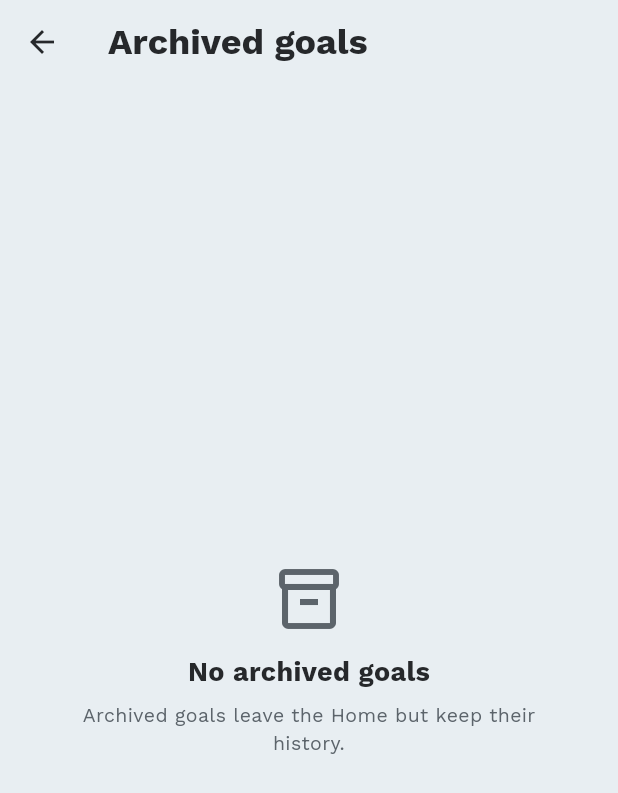
After one commit to AlvaroRumpel/consistency, a Flutter app: the ArchivedGoalsPage screen opened directly, on a phone screen of 412 x 824 dp. The commit adds this screen. Shown: the top 793 px of the screen. Run offline on Flutter 3.47's test engine with Material 3 defaults, Android fonts, the phone set to English and light mode, and no system bars; our stand-ins replace flutter_calendar_carousel, shared_preferences, top_snackbar_flutter; accounts and stored records are empty.

Commit message:
feat: archived goals list with restore

```diff
--- /dev/null
+++ b/lib/configs/date_format.dart
@@ -0,0 +1,3 @@
+/// Shared dd/MM/yyyy formatter — no intl dependency needed for this.
+String formatDayMonthYear(DateTime d) => '${d.day.toString().padLeft(2, '0')}/'
+    '${d.month.toString().padLeft(2, '0')}/${d.year}';
--- /dev/null
+++ b/lib/pages/archived_goals_page.dart
@@ -0,0 +1,110 @@
+import 'package:flutter/material.dart';
+import 'package:provider/provider.dart';
+
+import '../configs/date_format.dart';
+import '../configs/text_styles.dart';
+import '../engine/consistency_engine.dart';
+import '../models/goal.dart';
+import '../state/app_store.dart';
+import '../state/settings_store.dart';
+
+/// Archived goals: card per goal with a Restore button, or an empty state.
+class ArchivedGoalsPage extends StatelessWidget {
+  const ArchivedGoalsPage({super.key});
+
+  @override
+  Widget build(BuildContext context) {
+    final store = context.watch<AppStore>();
+    final settings = context.watch<SettingsStore>();
+    final scheme = Theme.of(context).colorScheme;
+    final archived = [
+      for (final g in store.data.goals)
+        if (g.isArchived) g
+    ];
+    final engine = ConsistencyEngine(
+        data: store.data, threshold: settings.threshold, today: DateTime.now());
+
+    return Scaffold(
+      appBar: AppBar(
+        backgroundColor: scheme.surface,
+        title: Text('Archived goals',
+            style: context.textStyles.boldText.copyWith(fontSize: 24)),
+      ),
+      body: archived.isEmpty
+          ? _empty(context)
+          : ListView.separated(
+              padding: const EdgeInsets.fromLTRB(20, 8, 20, 24),
+              itemCount: archived.length,
+              separatorBuilder: (_, __) => const SizedBox(height: 10),
+              itemBuilder: (_, i) => _card(context, store, engine, archived[i]),
+            ),
+    );
+  }
+
+  Widget _card(BuildContext context, AppStore store, ConsistencyEngine engine,
+      Goal goal) {
+    final scheme = Theme.of(context).colorScheme;
+    return Container(
+      padding: const EdgeInsets.all(16),
+      decoration: BoxDecoration(
+        color: scheme.surfaceContainer,
+        borderRadius: BorderRadius.circular(28),
+      ),
+      child: Row(
+        children: [
+          Expanded(
+            child: Column(
+              crossAxisAlignment: CrossAxisAlignment.start,
+              children: [
+                Text(goal.name,
+                    style: context.textStyles.boldText.copyWith(fontSize: 16)),
+                const SizedBox(height: 4),
+                Text(
+                  'archived on ${formatDayMonthYear(goal.archivedAt!)} · '
+                  'record ${engine.goalBest(goal)} days',
+                  style: context.textStyles.thinText.copyWith(
+                    fontSize: 12,
+                    color: scheme.onSurfaceVariant,
+                  ),
+                ),
+              ],
+            ),
+          ),
+          const SizedBox(width: 12),
+          OutlinedButton(
+            onPressed: () => store.restoreGoal(goal.id),
+            child: const Text('Restore'),
+          ),
+        ],
+      ),
+    );
+  }
+
+  Widget _empty(BuildContext context) {
+    final scheme = Theme.of(context).colorScheme;
+    return Center(
+      child: Padding(
+        padding: const EdgeInsets.symmetric(horizontal: 32),
+        child: Column(
+          mainAxisSize: MainAxisSize.min,
+          children: [
+            Icon(Icons.inventory_2_outlined,
+                size: 48, color: scheme.onSurfaceVariant),
+            const SizedBox(height: 12),
+            Text('No archived goals',
+                style: context.textStyles.boldText.copyWith(fontSize: 18)),
+            const SizedBox(height: 6),
+            Text(
+              'Archived goals leave the Home but keep their history.',
+              textAlign: TextAlign.center,
+              style: context.textStyles.thinText.copyWith(
+                fontSize: 13,
+                color: scheme.onSurfaceVariant,
+              ),
+            ),
+          ],
+        ),
+      ),
+    );
+  }
+}
--- a/lib/pages/goal_detail_page.dart
+++ b/lib/pages/goal_detail_page.dart
@@ -2,6 +2,7 @@ import 'package:flutter/material.dart';
 import 'package:provider/provider.dart';
 
 import '../configs/app_tokens.dart';
+import '../configs/date_format.dart';
 import '../configs/text_styles.dart';
 import '../engine/consistency_engine.dart';
 import '../models/goal.dart';
@@ -11,9 +12,6 @@ import '../widgets/goal_sheet.dart';
 import '../widgets/goal_stats.dart';
 
 String _days(int n) => '$n ${n == 1 ? 'day' : 'days'}';
-
-String _dmy(DateTime d) =>
-    '${d.day.toString().padLeft(2, '0')}/${d.month.toString().padLeft(2, '0')}/${d.year}';
 
 /// One goal: stats, the last 30 days, its type and archive/restore.
 class GoalDetailPage extends StatelessWidget {
@@ -171,7 +169,7 @@ class GoalDetailPage extends StatelessWidget {
           Icon(Icons.archive_outlined,
               size: 18, color: Theme.of(context).colorScheme.onSurfaceVariant),
           const SizedBox(width: 8),
-          Text('Archived on ${_dmy(on)}',
+          Text('Archived on ${formatDayMonthYear(on)}',
               style: context.textStyles.normalText.copyWith(fontSize: 13)),
         ]),
       );
--- a/lib/pages/settings_page.dart
+++ b/lib/pages/settings_page.dart
@@ -10,6 +10,7 @@ import '../state/app_store.dart';
 import '../state/settings_store.dart';
 import '../widgets/error_view.dart';
 import '../widgets/list_tile_custom.dart';
+import 'archived_goals_page.dart';
 
 class SettingsPage extends StatefulWidget {
   const SettingsPage({super.key});
@@ -114,6 +115,14 @@ class _SettingsPageState extends State<SettingsPage> with MessagesMixin {
                             'Change your nickname, ${value is SettingData ? value.nickname : 'User'}',
                       );
                     }),
+                ListTileCustom(
+                  onTap: () => Navigator.of(context).push(
+                    MaterialPageRoute(
+                        builder: (_) => const ArchivedGoalsPage()),
+                  ),
+                  title: 'Archived goals '
+                      '(${context.watch<AppStore>().data.goals.where((g) => g.isArchived).length})',
+                ),
                 ListTileCustom(
                   onTap: () => _aboutTheAppDialog(context),
                   title: 'About the app',
```
Also changed, not shown: 1 other file.
